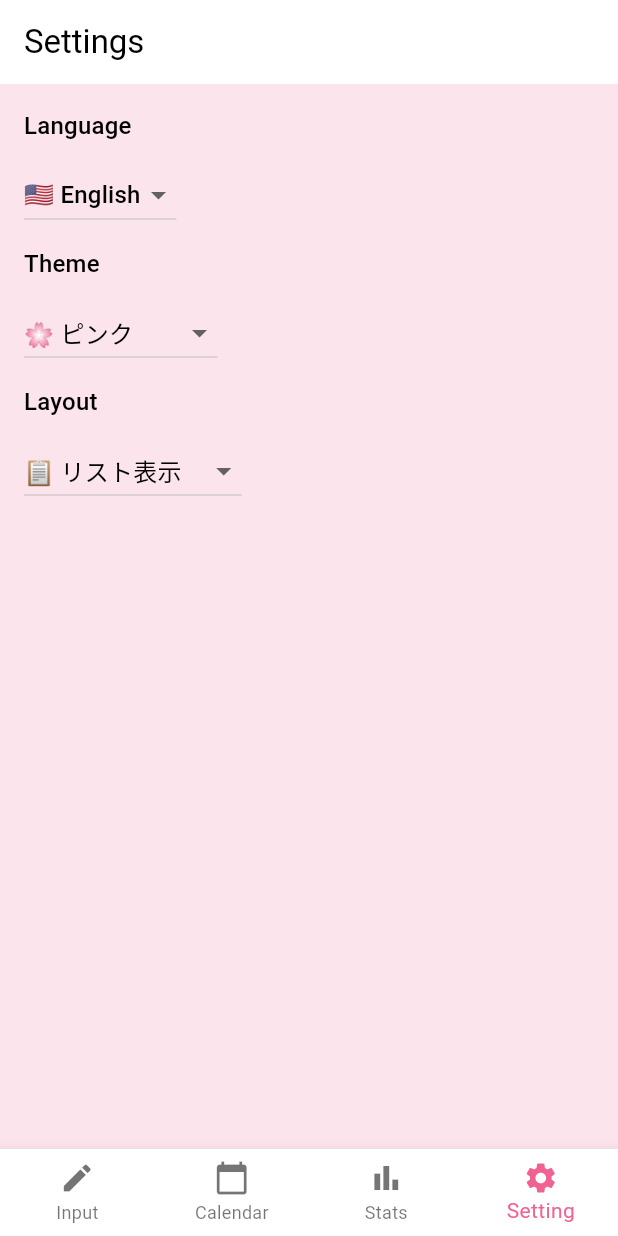
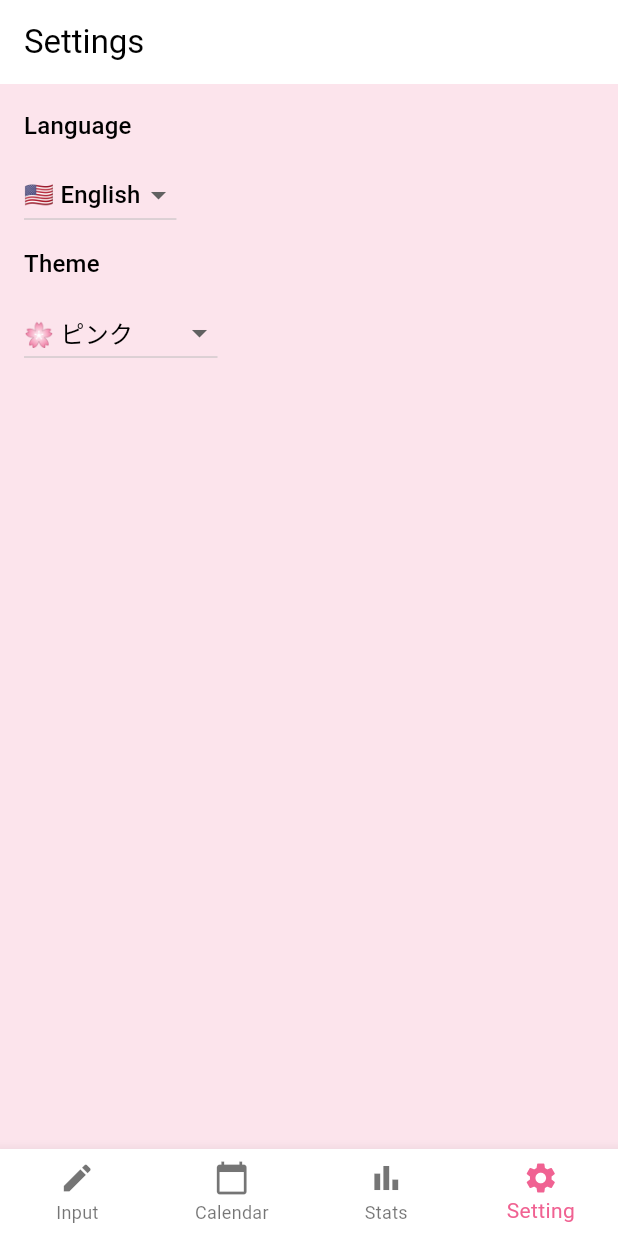
Before and after one commit to Ta813/nakimemo, a Flutter app: the screen it shows after launch, item 4 of the bottom bar chosen, on a phone screen of 412 x 824 dp. Run offline on Flutter 3.47's test engine with Material 3 defaults, Android fonts, the phone set to English and light mode, and no system bars; our stand-ins replace fl_chart, flutter_dotenv, font_awesome_flutter, shared_preferences, table_calendar; generated files the repository leaves out were written again.

Commit message:
レイアウトプロバイダーとレイアウトタイプを削除し、カレンダー画面と入力画面のリスト表示を改善するためにスクロールコントローラーを追加しました。

```diff
--- a/lib/main.dart
+++ b/lib/main.dart
@@ -11,7 +11,6 @@ import 'setting/locale_provider.dart';
 import 'setting/theme_provider.dart';
 import 'screens/settings_screen.dart'; // 設定画面
 import 'setting/app_themes.dart';
-import 'setting/layout_provider.dart';
 
 Future<void> main() async {
   try {
@@ -24,7 +23,6 @@ Future<void> main() async {
         providers: [
           ChangeNotifierProvider(create: (_) => LocaleProvider()),
           ChangeNotifierProvider(create: (_) => ThemeProvider()),
-          ChangeNotifierProvider(create: (_) => LayoutProvider()),
         ],
         child: MyApp(),
       ),
--- a/lib/screens/settings_screen.dart
+++ b/lib/screens/settings_screen.dart
@@ -1,6 +1,4 @@
 import 'package:flutter/material.dart';
-import 'package:nakimemo/setting/layout_provider.dart';
-import 'package:nakimemo/setting/layout_type.dart';
 import 'package:provider/provider.dart';
 import '../setting/locale_provider.dart'; // 自作したロケールクラス
 import 'package:flutter_gen/gen_l10n/app_localizations.dart';
@@ -16,9 +14,6 @@ class SettingsScreen extends StatelessWidget {
 
     final themeProvider = Provider.of<ThemeProvider>(context);
     final currentTheme = themeProvider.theme;
-
-    final layoutProvider = Provider.of<LayoutProvider>(context);
-    final currentLayout = layoutProvider.layoutType;
 
     return Scaffold(
       appBar: AppBar(
@@ -65,24 +60,6 @@ class SettingsScreen extends StatelessWidget {
                 );
               }).toList(),
             ),
-            SizedBox(height: 10),
-            Text(AppLocalizations.of(context)!.layout,
-                style: Theme.of(context).textTheme.titleMedium),
-            SizedBox(height: 10),
-            DropdownButton<LayoutType>(
-              value: currentLayout,
-              onChanged: (LayoutType? newLayout) {
-                if (newLayout != null) {
-                  layoutProvider.setLayoutType(newLayout);
-                }
-              },
-              items: LayoutType.values.map((type) {
-                return DropdownMenuItem(
-                  value: type,
-                  child: Text(_getLayoutLabel(type)),
-                );
-              }).toList(),
-            ),
           ],
         ),
       ),
@@ -114,15 +91,4 @@ class SettingsScreen extends StatelessWidget {
         return theme.toString();
     }
   }
-
-  String _getLayoutLabel(LayoutType type) {
-    switch (type) {
-      case LayoutType.list:
-        return '📋 リスト表示';
-      case LayoutType.grid:
-        return '🔲 グリッド表示';
-      default:
-        return type.toString();
-    }
-  }
 }
--- a/lib/setting/layout_provider.dart
+++ /dev/null
@@ -1,31 +0,0 @@
-import 'package:flutter/material.dart';
-import 'package:shared_preferences/shared_preferences.dart';
-import 'layout_type.dart';
-
-class LayoutProvider extends ChangeNotifier {
-  LayoutType _layoutType = LayoutType.list;
-
-  LayoutType get layoutType => _layoutType;
-
-  LayoutProvider() {
-    _loadLayoutType();
-  }
-
-  void setLayoutType(LayoutType type) {
-    _layoutType = type;
-    _saveLayoutType();
-    notifyListeners();
-  }
-
-  Future<void> _loadLayoutType() async {
-    final prefs = await SharedPreferences.getInstance();
-    final index = prefs.getInt('layoutType') ?? 0;
-    _layoutType = LayoutType.values[index];
-    notifyListeners();
-  }
-
-  Future<void> _saveLayoutType() async {
-    final prefs = await SharedPreferences.getInstance();
-    await prefs.setInt('layoutType', _layoutType.index);
-  }
-}
--- a/lib/setting/layout_type.dart
+++ /dev/null
@@ -1,4 +0,0 @@
-enum LayoutType {
-  list,
-  grid,
-}
```
Also changed, not shown: lib/screens/calendar_screen.dart (+22 -26 lines), lib/screens/input_screen.dart (+6 -25 lines).
